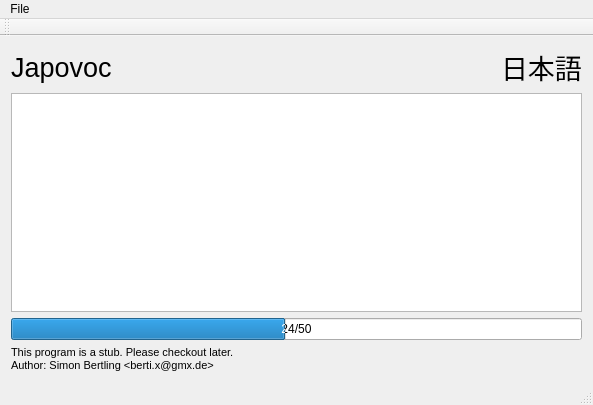
Old version of the form source/japovoc.ui in the repository mrberti/Japovoc.
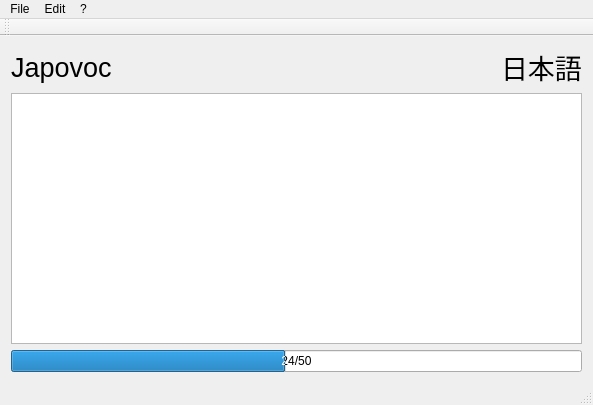
New version of the form.

```diff
--- a/source/japovoc.ui
+++ b/source/japovoc.ui
@@ -81,24 +81,6 @@
         </property>
        </widget>
       </item>
-      <item>
-       <widget class="QLabel" name="label_3">
-        <property name="sizePolicy">
-         <sizepolicy hsizetype="Preferred" vsizetype="Preferred">
-          <horstretch>0</horstretch>
-          <verstretch>0</verstretch>
-         </sizepolicy>
-        </property>
-        <property name="text">
-         <string>&lt;!DOCTYPE HTML PUBLIC &quot;-//W3C//DTD HTML 4.0//EN&quot; &quot;http://www.w3.org/TR/REC-html40/strict.dtd&quot;&gt;
-&lt;html&gt;&lt;head&gt;&lt;meta name=&quot;qrichtext&quot; content=&quot;1&quot; /&gt;&lt;style type=&quot;text/css&quot;&gt;
-p, li { white-space: pre-wrap; }
-&lt;/style&gt;&lt;/head&gt;&lt;body style=&quot; font-family:'MS Shell Dlg 2'; font-size:8.25pt; font-weight:400; font-style:normal;&quot;&gt;
-&lt;p style=&quot; margin-top:0px; margin-bottom:0px; margin-left:0px; margin-right:0px; -qt-block-indent:0; text-indent:0px;&quot;&gt;&lt;span style=&quot; font-size:8pt;&quot;&gt;This program is a stub. Please checkout later.&lt;/span&gt;&lt;/p&gt;
-&lt;p style=&quot; margin-top:0px; margin-bottom:0px; margin-left:0px; margin-right:0px; -qt-block-indent:0; text-indent:0px;&quot;&gt;&lt;span style=&quot; font-size:8pt;&quot;&gt;Author: Simon Bertling &amp;lt;berti.x@gmx.de&amp;gt;&lt;/span&gt;&lt;/p&gt;&lt;/body&gt;&lt;/html&gt;</string>
-        </property>
-       </widget>
-      </item>
      </layout>
     </item>
    </layout>
@@ -119,7 +101,21 @@
     <addaction name="separator"/>
     <addaction name="actionQuit"/>
    </widget>
+   <widget class="QMenu" name="menuEdit">
+    <property name="title">
+     <string>Edit</string>
+    </property>
+    <addaction name="actionPreferences"/>
+   </widget>
+   <widget class="QMenu" name="menu">
+    <property name="title">
+     <string>?</string>
+    </property>
+    <addaction name="actionAbout"/>
+   </widget>
    <addaction name="menuFile"/>
+   <addaction name="menuEdit"/>
+   <addaction name="menu"/>
   </widget>
   <widget class="QToolBar" name="mainToolBar">
    <attribute name="toolBarArea">
```
Left out of the diff: 14 changed lines with no effect on the pictures.
